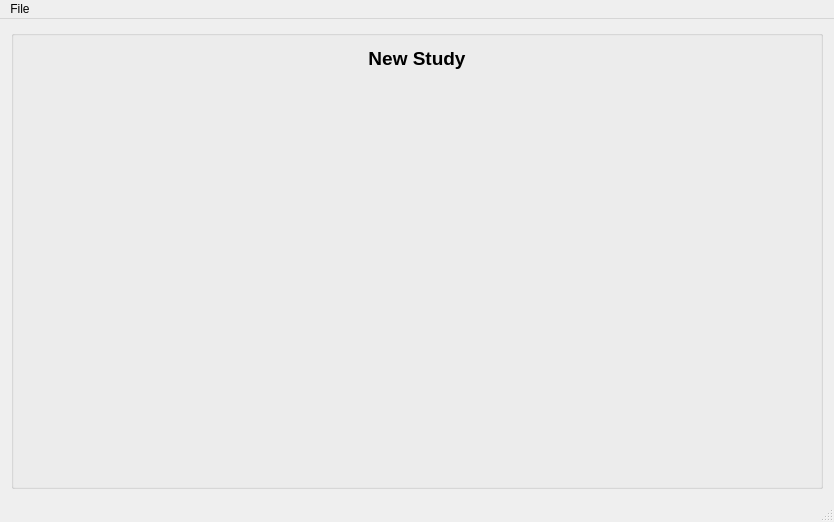
The window that mainform.ui (csaba-urban/SPO2) describes before a commit, drawn with Qt 5.
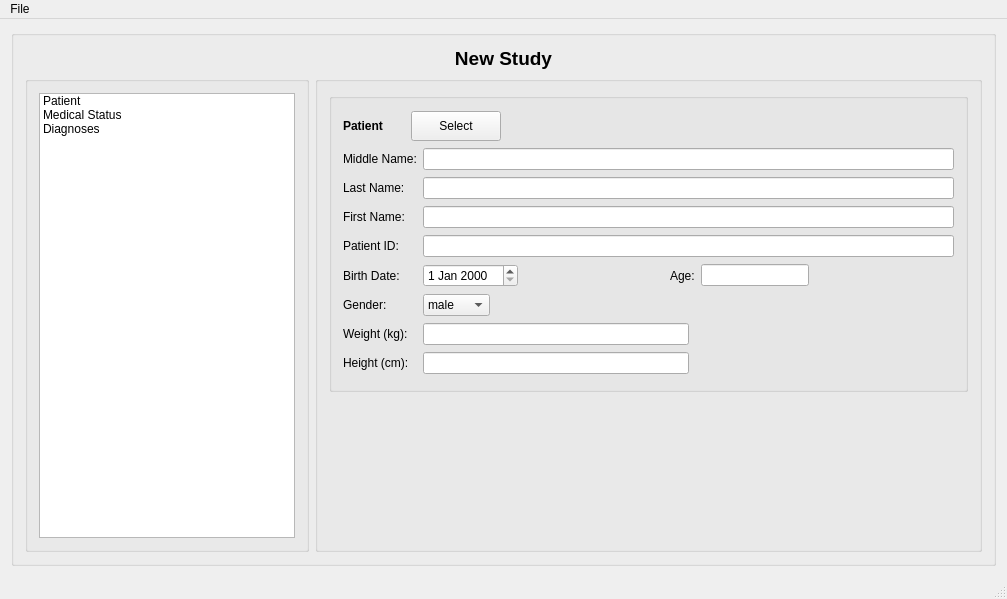
The same window after the commit. Icons and pictures are not drawn.

Commit message: develInfo.txt added, input fields added to the mainform.ui

What changed in the file:
```diff
--- a/mainform.ui
+++ b/mainform.ui
@@ -6,13 +6,75 @@
    <rect>
     <x>0</x>
     <y>0</y>
-    <width>834</width>
-    <height>522</height>
+    <width>1007</width>
+    <height>599</height>
    </rect>
   </property>
   <property name="windowTitle">
    <string>MainForm</string>
   </property>
+  <property name="styleSheet">
+   <string notr="true">/*--- General ---*/
+
+QToolButton:disabled:checked
+{
+	/*color: rgb(0, 0, 255); */
+	color: rgb(60, 60, 60);
+	font-weight: bold;
+	/*font-style: italic*/
+}
+
+QLineEdit:read-only
+{
+	background: palette(window);
+}
+
+QSpinBox[readOnly=&quot;true&quot;]
+{
+	background: palette(window);
+}
+
+QDoubleSpinBox[readOnly=&quot;true&quot;]
+{
+	background: palette(window);
+}
+
+/*--- SimpleDialog1 ---*/
+
+QMainWindow[Style=&quot;SimpleDialog1&quot;]
+{
+	background-color:rgb(229,226,210); 
+}
+
+QDialog[Style=&quot;SimpleDialog1&quot;] &gt; QGroupBox,
+QDialog[Style=&quot;SimpleDialog1&quot;] &gt; QWidget &gt; QGroupBox
+{
+	background-color:rgb(245,242,224);
+	border-left: 2px groove rgb(205,202,184);
+	border-top: 2px groove rgb(205,202,184);
+	border-right: 2px ridge rgb(205,202,184);
+	border-bottom: 2px ridge rgb(205,202,184);
+	border-width: 2px;
+	border-radius: 4px;
+}
+
+/*--- SimpleForm1 ---*/
+
+QWidget[Style=&quot;SimpleForm1&quot;]
+{
+}
+
+QWidget[Style=&quot;SimpleForm1&quot;] &gt; QGroupBox
+{
+	background-color:rgb(245,242,224);
+	border-left: 2px groove rgb(205,202,184);
+	border-top: 2px groove rgb(205,202,184);
+	border-right: 2px ridge rgb(205,202,184);
+	border-bottom: 2px ridge rgb(205,202,184);
+	border-width: 2px;
+	border-radius: 4px;
+}</string>
+  </property>
   <widget class="QWidget" name="centralWidget">
    <layout class="QGridLayout" name="gridLayout">
     <item row="0" column="0">
@@ -110,20 +172,499 @@
            <string/>
           </property>
           <layout class="QGridLayout" name="gridLayout_4">
-           <item row="1" column="0">
-            <spacer name="verticalSpacer">
-             <property name="orientation">
-              <enum>Qt::Vertical</enum>
+           <item row="2" column="0" alignment="Qt::AlignLeft">
+            <widget class="QGroupBox" name="uiListWidgetGroupBox">
+             <property name="title">
+              <string/>
              </property>
-             <property name="sizeHint" stdset="0">
-              <size>
-               <width>20</width>
-               <height>40</height>
-              </size>
+             <layout class="QGridLayout" name="gridLayout_5">
+              <item row="0" column="0">
+               <widget class="QListWidget" name="listWidget">
+                <property name="iconSize">
+                 <size>
+                  <width>40</width>
+                  <height>40</height>
+                 </size>
+                </property>
+                <item>
+                 <property name="text">
+                  <string>Patient</string>
+                 </property>
+                 <property name="icon">
+                  <iconset>
+                   <normaloff>bin/listIcon1.png</normaloff>bin/listIcon1.png</iconset>
+                 </property>
+                </item>
+                <item>
+                 <property name="text">
+                  <string>Medical Status</string>
+                 </property>
+                 <property name="icon">
+                  <iconset>
+                   <normaloff>bin/listIcon1.png</normaloff>bin/listIcon1.png</iconset>
+                 </property>
+                </item>
+                <item>
+                 <property name="text">
+                  <string>Diagnoses</string>
+                 </property>
+                 <property name="icon">
+                  <iconset>
+                   <normaloff>bin/listIcon1.png</normaloff>bin/listIcon1.png</iconset>
+                 </property>
+                </item>
+               </widget>
+              </item>
+             </layout>
+            </widget>
+           </item>
+           <item row="2" column="1">
+            <widget class="QGroupBox" name="uiStackWidgetGroupBox2">
+             <property name="title">
+              <string/>
              </property>
-            </spacer>
+             <layout class="QGridLayout" name="gridLayout_6">
+              <item row="0" column="0">
+               <widget class="QStackedWidget" name="stackedWidget">
+                <property name="currentIndex">
+                 <number>0</number>
+                </property>
+                <widget class="QWidget" name="patientPage">
+                 <layout class="QGridLayout" name="gridLayout_7">
+                  <property name="leftMargin">
+                   <number>0</number>
+                  </property>
+                  <property name="topMargin">
+                   <number>0</number>
+                  </property>
+                  <property name="rightMargin">
+                   <number>0</number>
+                  </property>
+                  <property name="bottomMargin">
+                   <number>0</number>
+                  </property>
+                  <item row="0" column="1">
+                   <widget class="QGroupBox" name="uiPatientGroupBox">
+                    <property name="title">
+                     <string/>
+                    </property>
+                    <layout class="QGridLayout" name="gridLayout_8">
+                     <item row="2" column="0">
+                      <widget class="QLabel" name="uiPatientLastNameLabel">
+                       <property name="text">
+                        <string>Last Name:</string>
+                       </property>
+                      </widget>
+                     </item>
+                     <item row="6" column="0">
+                      <widget class="QLabel" name="uiPatientGenderLabel">
+                       <property name="text">
+                        <string>Gender:</string>
+                       </property>
+                      </widget>
+                     </item>
+                     <item row="2" column="1">
+                      <widget class="QLineEdit" name="uiPatientLastNameLineEdit"/>
+                     </item>
+                     <item row="3" column="1">
+                      <widget class="QLineEdit" name="uiPatientFirstNameLineEdit"/>
+                     </item>
+                     <item row="3" column="0">
+                      <widget class="QLabel" name="uiPatientFirstNameLabel">
+                       <property name="text">
+                        <string>First Name:</string>
+                       </property>
+                      </widget>
+                     </item>
+                     <item row="4" column="0">
+                      <widget class="QLabel" name="uiPatientIDLabel">
+                       <property name="text">
+                        <string>Patient ID:</string>
+                       </property>
+                      </widget>
+                     </item>
+                     <item row="4" column="1">
+                      <widget class="QLineEdit" name="uiPatientIDLineEdit"/>
+                     </item>
+                     <item row="5" column="0">
+                      <widget class="QLabel" name="uiPatientBirthDateLabel">
+                       <property name="text">
+                        <string>Birth Date:</string>
+                       </property>
+                      </widget>
+                     </item>
+                     <item row="1" column="0">
+                      <widget class="QLabel" name="uiPatientMiddleNameLabel">
+                       <property name="text">
+                        <string>Middle Name:</string>
+                       </property>
+                      </widget>
+                     </item>
+                     <item row="1" column="1">
+                      <widget class="QLineEdit" name="uiPatientMiddleNameLineEdit"/>
+                     </item>
+                     <item row="0" column="0" colspan="2">
+                      <layout class="QHBoxLayout" name="_2">
+                       <item>
+                        <widget class="QLabel" name="uiPatientLabel">
+                         <property name="minimumSize">
+                          <size>
+                           <width>62</width>
+                           <height>0</height>
+                          </size>
+                         </property>
+                         <property name="font">
+                          <font>
+                           <weight>75</weight>
+                           <bold>true</bold>
+                          </font>
+                         </property>
+                         <property name="text">
+                          <string>Patient</string>
+                         </property>
+                        </widget>
+                       </item>
+                       <item>
+                        <widget class="QPushButton" name="uiSelectPatientPushButton">
+                         <property name="minimumSize">
+                          <size>
+                           <width>90</width>
+                           <height>30</height>
+                          </size>
+                         </property>
+                         <property name="text">
+                          <string>Select</string>
+                         </property>
+                        </widget>
+                       </item>
+                       <item>
+                        <spacer name="horizontalSpacer_3">
+                         <property name="orientation">
+                          <enum>Qt::Horizontal</enum>
+                         </property>
+                         <property name="sizeHint" stdset="0">
+                          <size>
+                           <width>40</width>
+                           <height>20</height>
+                          </size>
+                         </property>
+                        </spacer>
+                       </item>
+                      </layout>
+                     </item>
+                     <item row="7" column="0">
+                      <widget class="QLabel" name="uiPatientWeightLabel">
+                       <property name="text">
+                        <string>Weight (kg):</string>
+                       </property>
+                      </widget>
+                     </item>
+                     <item row="6" column="1">
+                      <layout class="QGridLayout" name="gridLayout_10">
+                       <item row="0" column="0">
+                        <widget class="QComboBox" name="uiPatientGenderComboBox">
+                         <item>
+                          <property name="text">
+                           <string>male</string>
+                          </property>
+                         </item>
+                         <item>
+                          <property name="text">
+                           <string>female</string>
+                          </property>
+                         </item>
+                         <item>
+                          <property name="text">
+                           <string>other</string>
+                          </property>
+                         </item>
+                        </widget>
+                       </item>
+                       <item row="0" column="1">
+                        <spacer name="horizontalSpacer_5">
+                         <property name="orientation">
+                          <enum>Qt::Horizontal</enum>
+                         </property>
+                         <property name="sizeHint" stdset="0">
+                          <size>
+                           <width>40</width>
+                           <height>20</height>
+                          </size>
+                         </property>
+                        </spacer>
+                       </item>
+                      </layout>
+                     </item>
+                     <item row="5" column="1">
+                      <layout class="QGridLayout" name="gridLayout_9">
+                       <item row="0" column="2">
+                        <widget class="QLabel" name="uiPatientAgeLabel">
+                         <property name="text">
+                          <string>Age:</string>
+                         </property>
+                        </widget>
+                       </item>
+                       <item row="0" column="3" alignment="Qt::AlignRight">
+                        <widget class="QLineEdit" name="lineEdit">
+                         <property name="readOnly">
+                          <bool>true</bool>
+                         </property>
+                        </widget>
+                       </item>
+                       <item row="0" column="4">
+                        <spacer name="horizontalSpacer_4">
+                         <property name="orientation">
+                          <enum>Qt::Horizontal</enum>
+                         </property>
+                         <property name="sizeHint" stdset="0">
+                          <size>
+                           <width>40</width>
+                           <height>20</height>
+                          </size>
+                         </property>
+                        </spacer>
+                       </item>
+                       <item row="0" column="0">
+                        <widget class="QDateEdit" name="uiPatientBirthDateDateEdit"/>
+                       </item>
+                       <item row="0" column="1">
+                        <spacer name="horizontalSpacer_9">
+                         <property name="orientation">
+                          <enum>Qt::Horizontal</enum>
+                         </property>
+                         <property name="sizeHint" stdset="0">
+                          <size>
+                           <width>40</width>
+                           <height>20</height>
+                          </size>
+                         </property>
+                        </spacer>
+                       </item>
+                      </layout>
+                     </item>
+                     <item row="7" column="1">
+                      <layout class="QHBoxLayout" name="horizontalLayout">
+                       <item>
+                        <widget class="QLineEdit" name="uiPatientWeightLineEdit"/>
+                       </item>
+                       <item>
+                        <spacer name="horizontalSpacer_6">
+                         <property name="orientation">
+                          <enum>Qt::Horizontal</enum>
+                         </property>
+                         <property name="sizeHint" stdset="0">
+                          <size>
+                           <width>40</width>
+                           <height>20</height>
+                          </size>
+                         </property>
+                        </spacer>
+                       </item>
+                      </layout>
+                     </item>
+                     <item row="8" column="0">
+                      <widget class="QLabel" name="uiPatientHeightLabel">
+                       <property name="text">
+                        <string>Height (cm):</string>
+                       </property>
+                      </widget>
+                     </item>
+                     <item row="8" column="1">
+                      <layout class="QGridLayout" name="gridLayout_11">
+                       <item row="0" column="0">
+                        <widget class="QLineEdit" name="uiPatientHeightLineEdit"/>
+                       </item>
+                       <item row="0" column="1">
+                        <spacer name="horizontalSpacer_7">
+                         <property name="orientation">
+                          <enum>Qt::Horizontal</enum>
+                         </property>
+                         <property name="sizeHint" stdset="0">
+                          <size>
+                           <width>40</width>
+                           <height>20</height>
+                          </size>
+                         </property>
+                        </spacer>
+                       </item>
+                      </layout>
+                     </item>
+                    </layout>
+                   </widget>
+                  </item>
+                 </layout>
+                </widget>
+                <widget class="QWidget" name="medicalStatusPage">
+                 <layout class="QGridLayout" name="gridLayout_12">
+                  <property name="leftMargin">
+                   <number>0</number>
+                  </property>
+                  <property name="topMargin">
+                   <number>0</number>
+                  </property>
+                  <property name="rightMargin">
+                   <number>0</number>
+                  </property>
+                  <property name="bottomMargin">
+                   <number>0</number>
+                  </property>
+                  <item row="0" column="0">
+                   <widget class="QGroupBox" name="uiMedicalStatusGroupBox">
+                    <property name="title">
+                     <string/>
+                    </property>
+                    <layout class="QGridLayout" name="gridLayout_13">
+                     <item row="0" column="0" colspan="2">
+                      <widget class="QLabel" name="uiMedicalStatusLabel">
+                       <property name="font">
+                        <font>
+                         <weight>75</weight>
+                         <bold>true</bold>
+                        </font>
+                       </property>
+                       <property name="text">
+                        <string>Medical Status</string>
+                       </property>
+                      </widget>
+                     </item>
+                     <item row="1" column="0" alignment="Qt::AlignLeft">
+                      <widget class="QLabel" name="uiSmokingStatusLabel">
+                       <property name="text">
+                        <string>Smoking Status:</string>
+                       </property>
+                      </widget>
+                     </item>
+                     <item row="1" column="2">
+                      <spacer name="horizontalSpacer_8">
+                       <property name="orientation">
+                        <enum>Qt::Horizontal</enum>
+                       </property>
+                       <property name="sizeHint" stdset="0">
+                        <size>
+                         <width>40</width>
+                         <height>20</height>
+                        </size>
+                       </property>
+                      </spacer>
+                     </item>
+                     <item row="2" column="0">
+                      <widget class="QLabel" name="uiPregnancyStatusLabel">
+                       <property name="text">
+                        <string>Pregnancy Status:</string>
+                       </property>
+                      </widget>
+                     </item>
+                     <item row="2" column="1">
+                      <layout class="QGridLayout" name="gridLayout_15">
+                       <item row="0" column="0">
+                        <widget class="QComboBox" name="uiPregnancyStatusComboBox">
+                         <item>
+                          <property name="text">
+                           <string>No</string>
+                          </property>
+                         </item>
+                         <item>
+                          <property name="text">
+                           <string>Yes</string>
+                          </property>
+                         </item>
+                        </widget>
+                       </item>
+                      </layout>
+                     </item>
+                     <item row="1" column="1">
+                      <layout class="QGridLayout" name="gridLayout_14">
+                       <item row="0" column="0">
+                        <widget class="QComboBox" name="uiSmokingStatusComboBox">
+                         <item>
+                          <property name="text">
+                           <string>No</string>
+                          </property>
+                         </item>
+                         <item>
+                          <property name="text">
+                           <string>Yes</string>
+                          </property>
+                         </item>
+                        </widget>
+                       </item>
+                      </layout>
+                     </item>
+                     <item row="3" column="0">
+                      <widget class="QLabel" name="uiPatientHistoryLabel">
+                       <property name="text">
+                        <string>Patient History:</string>
+                       </property>
+                      </widget>
+                     </item>
+                     <item row="3" column="1" colspan="2">
+                      <widget class="QTextEdit" name="uiPatientHistoryTextEdit"/>
+                     </item>
+                    </layout>
+                   </widget>
+                  </item>
+                 </layout>
+                </widget>
+                <widget class="QWidget" name="diagnosesPage">
+                 <layout class="QGridLayout" name="gridLayout_16">
+                  <property name="leftMargin">
+                   <number>0</number>
+                  </property>
+                  <property name="topMargin">
+                   <number>0</number>
+                  </property>
+                  <property name="rightMargin">
+                   <number>0</number>
+                  </property>
+                  <property name="bottomMargin">
+                   <number>0</number>
+                  </property>
+                  <item row="0" column="0">
+                   <widget class="QGroupBox" name="uiPatientDiagnosesGroupBox">
+                    <property name="title">
+                     <string/>
+                    </property>
+                    <layout class="QGridLayout" name="gridLayout_17">
+                     <item row="0" column="0">
+                      <widget class="QLabel" name="uiPatinetDiagnosesLabel">
+                       <property name="font">
+                        <font>
+                         <weight>75</weight>
+                         <bold>true</bold>
+                        </font>
+                       </property>
+                       <property name="text">
+                        <string>Diagnoses</string>
+                       </property>
+                      </widget>
+                     </item>
+                     <item row="1" column="0">
+                      <widget class="QTextEdit" name="uiPatientDiagnosesTextEdit"/>
+                     </item>
+                    </layout>
+                   </widget>
+                  </item>
+                 </layout>
+                </widget>
+               </widget>
+              </item>
+              <item row="1" column="0">
+               <spacer name="verticalSpacer">
+                <property name="orientation">
+                 <enum>Qt::Vertical</enum>
+                </property>
+                <property name="sizeHint" stdset="0">
+                 <size>
+                  <width>20</width>
+                  <height>40</height>
+                 </size>
+                </property>
+               </spacer>
+              </item>
+             </layout>
+            </widget>
            </item>
-           <item row="0" column="0">
+           <item row="0" column="0" colspan="2">
             <widget class="QLabel" name="uiNewStudyLabel">
              <property name="font">
               <font>
@@ -154,7 +695,7 @@
     <rect>
      <x>0</x>
      <y>0</y>
-     <width>834</width>
+     <width>1007</width>
      <height>21</height>
     </rect>
    </property>
```
Left out of the diff: 14 changed lines with no effect on the pictures. The commit also changes 1 other file.
